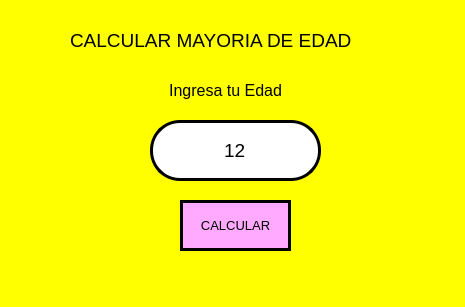
The window that Unidad 1/Ejercicios/E05_Mayor de edad.ui (JoseEmilioGuzmanOrtega/PIP_2025_1_Eq_1) describes before a commit, drawn with Qt 5.
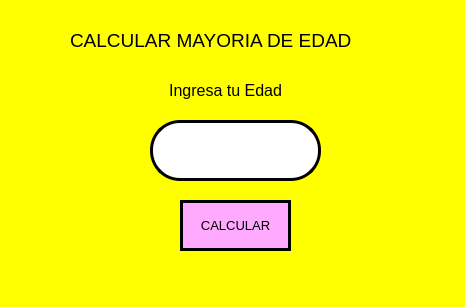
The same window after the commit.

Patch:
```diff
--- a/Unidad 1/Ejercicios/E05_Mayor de edad.ui
+++ b/Unidad 1/Ejercicios/E05_Mayor de edad.ui
@@ -55,7 +55,7 @@
 border: 3px solid black</string>
     </property>
     <property name="text">
-     <string>12</string>
+     <string/>
     </property>
     <property name="alignment">
      <set>Qt::AlignCenter</set>
```
